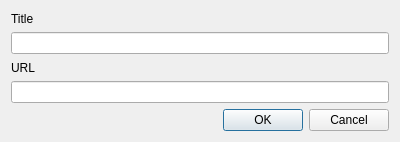
Before: the Qt Designer form geogig/ui/geogigserverdialog.ui in boundlessgeo/qgis-geogiglight-plugin, drawn with Qt 5.
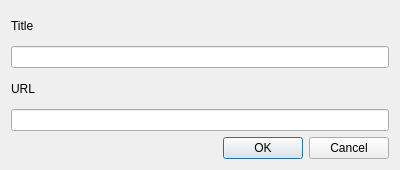
After: the same form once the commit is applied.

Commit message: fix title for Add Server dialog

```diff
--- a/geogig/ui/geogigserverdialog.ui
+++ b/geogig/ui/geogigserverdialog.ui
@@ -7,7 +7,7 @@
     <x>0</x>
     <y>0</y>
     <width>400</width>
-    <height>142</height>
+    <height>170</height>
    </rect>
   </property>
   <property name="windowTitle">
```
Left out of the diff: 2 changed lines with no effect on the pictures.
